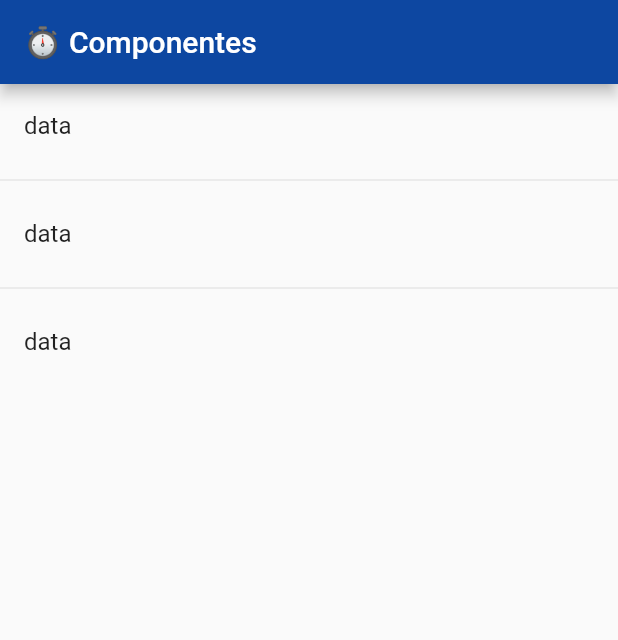
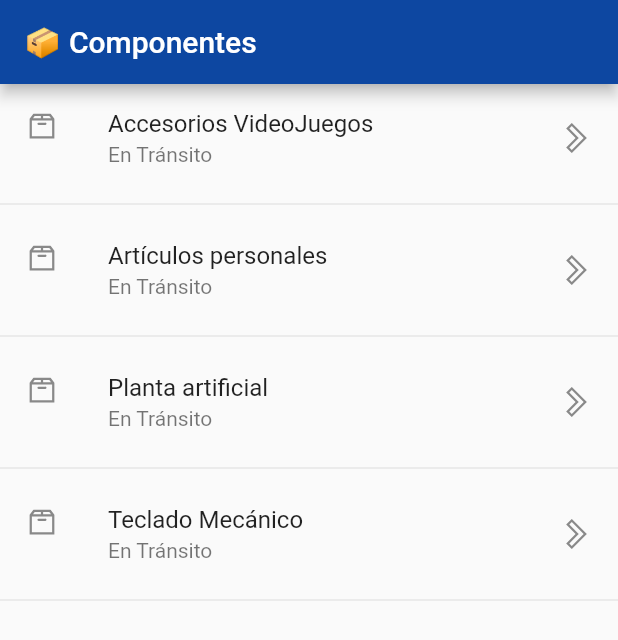
Before and after one commit to luisalbertmschz/Flutter-Components_AppV3, a Flutter app: the screen it shows after launch, on a phone screen of 412 x 824 dp. Shown: the top 640 px of the screen. Run offline on Flutter 3.47's test engine with Material 2 defaults, Android fonts, the phone set to English and light mode, and no system bars; our stand-ins replace line_icons.

Commit message:
🚀 Incorporando Método Map en Listas y LisTile.

```diff
--- a/lib/main.dart
+++ b/lib/main.dart
@@ -4,6 +4,8 @@ import 'package:components_app_v3/src/pages/home_temp.dart';
 import 'package:flutter/material.dart';
 
 void main() => runApp(MyApp());
+
+
 
 class MyApp extends StatelessWidget {
   @override
--- a/lib/src/pages/home_temp.dart
+++ b/lib/src/pages/home_temp.dart
@@ -1,44 +1,96 @@
 
 
 import 'package:flutter/material.dart';
+import 'package:line_icons/line_icons.dart';
+
+
 
 class HomePageTemp extends StatelessWidget {
+
+  final opciones =['Accesorios VideoJuegos', 'Artículos personales', 'Planta artificial', 'Teclado Mecánico'];
 
   @override
   Widget build(BuildContext context) {
 
+
+
     return Scaffold(
-      appBar: AppBar(title: Text('⏱ Componentes '),
+      appBar: AppBar(title: Text('📦 Componentes '),
        backgroundColor: Colors.blue[900],
 
       ),
       body: ListView(
-        children: [
+        children:
+        // _crearItems()
+        _crearItemsResum()
 
-          ListTile(
-            title: Text('data'),
-          ),
-
-          Divider(),
-
-
-          ListTile(
-            title: Text('data'),
-          ),
-
-          Divider(),
-
-          ListTile(
-            title: Text('data'),
-          ),
-
-
-
-        ],
       ),
 
     );
 
 
   }
+
+  List<Widget> _crearItems(){
+
+
+    List<Widget>  lista = <Widget>[];
+
+    for(String opt in opciones ) {
+
+      final tempWidget = ListTile(
+
+        title: Text( opt ),
+
+
+
+      );
+
+      // Sin operador de cascada
+     // lista.add(tempWidget);
+    //  lista.add(Divider());
+
+   // Con operador de cascada
+
+    lista..add(tempWidget)
+         ..add(Divider());
+    }
+
+    return lista;
+
+
+
+  }
+
+List<Widget> _crearItemsResum(){
+
+  return opciones.map( ( item ) {
+
+    return Column(
+      children:  [
+
+        ListTile(
+
+          title: Text( item + ''),
+          subtitle: Text('En Tránsito'),
+          leading: Icon(LineIcons.box),
+          trailing:  Icon(LineIcons.chevronRight),
+          onTap: (){},
+
+
+        ),
+
+        Divider()
+      ],
+    );
+
+
+
+  }).toList();
+
+
+
+  }
+
+
 }
--- a/pubspec.yaml
+++ b/pubspec.yaml
@@ -23,6 +23,7 @@ environment:
 dependencies:
   flutter:
     sdk: flutter
+  line_icons: ^2.0.0
 
 
   # The following adds the Cupertino Icons font to your application.
```
Also changed, not shown: pubspec.lock.
